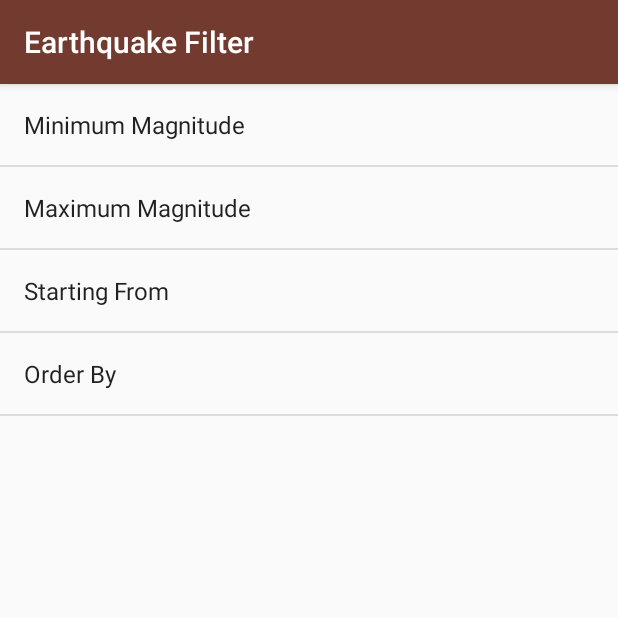
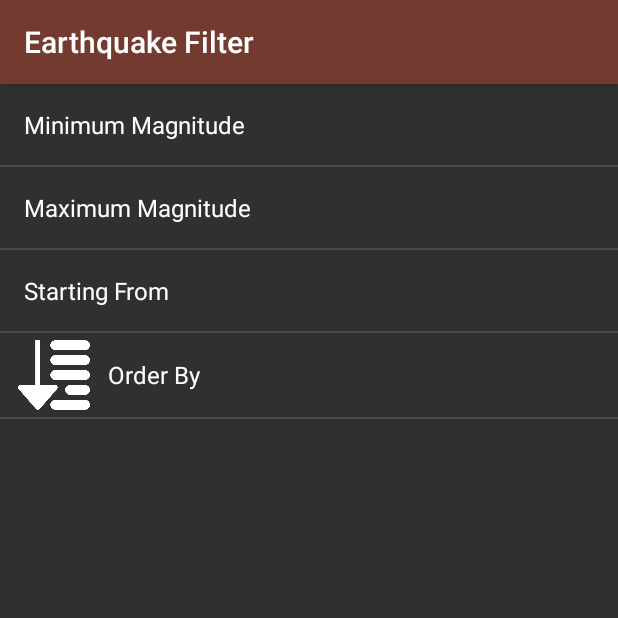
Before and after one commit to 6nguyen/Epic-Center, an Android app: the FilterActivity screen opened directly, with no data from a screen before it, on a phone screen of 412 x 824 dp, the top half of it. Run offline under Robolectric (Android 15) with nearby library versions, the phone set to English and light mode, and no system bars.

Commit message:
Set App theme color to dark (Theme.AppCompat) and add Order By icon.

```diff
--- a/app/src/main/AndroidManifest.xml
+++ b/app/src/main/AndroidManifest.xml
@@ -24,7 +24,8 @@
             android:label="@string/filter_title">
             <meta-data
                 android:name="android.support.PARENT_ACTIVITY"
-                android:value="com.example.gnguy.epiccenter.MainActivity"/>
+                android:value="com.example.gnguy.epiccenter.MainActivity"
+                />
         </activity>
     </application>
 
--- a/app/src/main/res/values/colors.xml
+++ b/app/src/main/res/values/colors.xml
@@ -3,12 +3,13 @@
     <color name="colorPrimary">#733A2F</color>
     <color name="colorPrimaryDark">#502922</color>
     <color name="colorAccent">#FF4081</color>
+    <color name="listBackground">#00000F</color>
 
     <!-- Text color for the location offset of the earthquake in the list item -->
     <color name="textColorLocationOffset">#B4BAC0</color>
 
     <!-- Text color for the primary location of the earthquake in the list item -->
-    <color name="textColorLocationPrimary">#2B3D4D</color>
+    <color name="textColorLocationPrimary">#FFFFFF</color>
 
 
     <!-- Color for an earthquake with magnitude 0 and 2 -->
--- a/app/src/main/res/values/styles.xml
+++ b/app/src/main/res/values/styles.xml
@@ -1,7 +1,7 @@
 <resources>
 
     <!-- Base application theme. -->
-    <style name="AppTheme" parent="Theme.AppCompat.Light.DarkActionBar">
+    <style name="AppTheme" parent="Theme.AppCompat">
         <!-- Customize your theme here. -->
         <item name="colorPrimary">@color/colorPrimary</item>
         <item name="colorPrimaryDark">@color/colorPrimaryDark</item>
@@ -15,4 +15,9 @@
         <item name="android:colorAccent">@color/colorAccent</item>
     </style>
 
+    <!--
+    <style name="PreferencesTheme">
+        <item name="android:background">@color/listBackground</item>
+    </style>
+    -->
 </resources>
--- a/app/src/main/res/xml/filter_main.xml
+++ b/app/src/main/res/xml/filter_main.xml
@@ -1,7 +1,9 @@
 <?xml version="1.0" encoding="utf-8"?>
 <PreferenceScreen
     xmlns:android="http://schemas.android.com/apk/res/android"
-    android:title="@string/filter_title" >
+    android:title="@string/filter_title"
+    android:background="@color/listBackground"
+    >
 
     <!-- Minimum Magnitude option of filter menu -->
     <EditTextPreference
@@ -39,7 +41,9 @@
         android:layout_height="wrap_content"
         android:title="@string/filter_order_by_label"
         android:entries="@array/order_by_options"
-        android:entryValues="@array/order_by_values">
+        android:entryValues="@array/order_by_values"
+        android:icon="@drawable/order_by"
+        android:dialogIcon="@drawable/order_by">
     </ListPreference>
 
 
```
Also changed, not shown: app/src/main/res/drawable/order_by.png (added).
